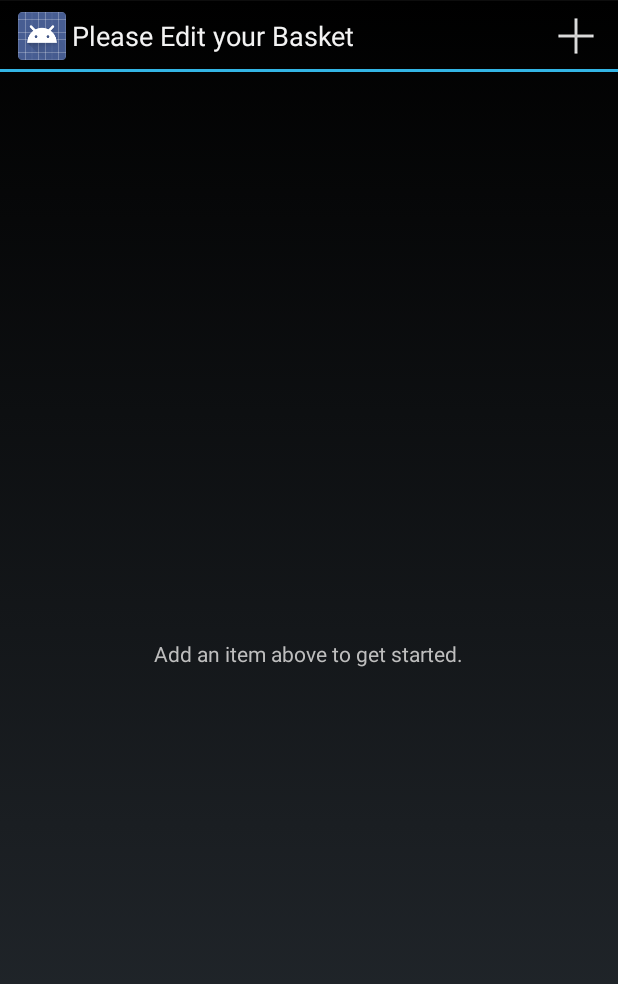
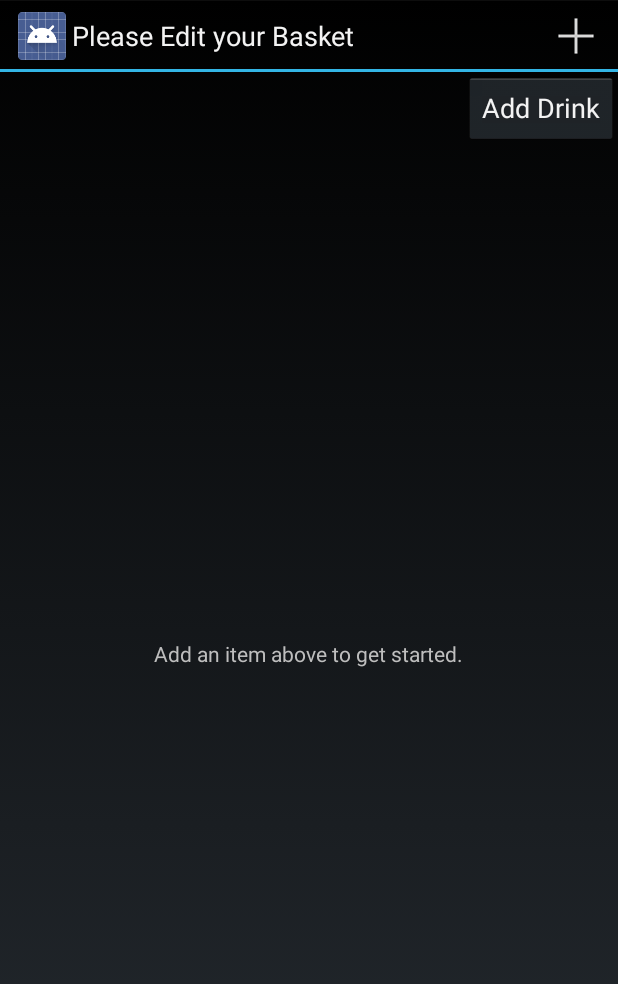
Before and after one commit to hakims/Alchemy, an Android app: the LayoutChangesActivity screen opened directly, with no data from a screen before it, on a phone screen of 412 x 824 dp. Shown: the top 984 px of the screen. Run offline under Robolectric (Android 15) with nearby library versions, the phone set to English and light mode, and no system bars.

Commit message:
Added button that pulls dropdown menu for drink selections

```diff
--- a/app/src/main/java/com/dev/foundingfourfathers/alchemy/LayoutChangesActivity.java
+++ b/app/src/main/java/com/dev/foundingfourfathers/alchemy/LayoutChangesActivity.java
@@ -6,10 +6,15 @@ import android.os.Bundle;
 import android.support.v4.app.NavUtils;
 import android.view.LayoutInflater;
 import android.view.Menu;
+import android.view.MenuInflater;
 import android.view.MenuItem;
 import android.view.View;
 import android.view.ViewGroup;
+import android.widget.Button;
+import android.widget.PopupMenu;
 import android.widget.TextView;
+import android.widget.PopupMenu.OnMenuItemClickListener;
+import android.widget.Toast;
 
 /**
  * This sample demonstrates how to use system-provided, automatic layout transitions. Layout
@@ -25,19 +30,45 @@ public class LayoutChangesActivity extends Activity {
      * is a {@link android.widget.LinearLayout}.
      */
     private ViewGroup mContainerView;
+    private Button b_selectdrinkmenu;
 
     @Override
     protected void onCreate(Bundle savedInstanceState) {
         super.onCreate(savedInstanceState);
         setContentView(R.layout.activity_layout_changes);
 
+
+        b_selectdrinkmenu = (Button) findViewById(R.id.selectdrinkmenu);
+        b_selectdrinkmenu.setOnClickListener(new View.OnClickListener() {
+            @Override
+            public void onClick(View view) {
+                PopupMenu popup = new PopupMenu(getBaseContext(), view);
+                popup.getMenuInflater().inflate(R.menu.drinkselector, popup.getMenu());
+                popup.setOnMenuItemClickListener(new OnMenuItemClickListener() {
+
+                    @Override
+                    public boolean onMenuItemClick(MenuItem item) {
+                        Toast.makeText(getBaseContext(), "You selected the action : " + item.getTitle(), Toast.LENGTH_SHORT).show();
+                        return true;
+                    }
+                });
+                popup.show();
+            }
+        });
+
+
+
         mContainerView = (ViewGroup) findViewById(R.id.container);
     }
+
+
+
 
     @Override
     public boolean onCreateOptionsMenu(Menu menu) {
         super.onCreateOptionsMenu(menu);
         getMenuInflater().inflate(R.menu.activity_layout_changes, menu);
+
         return true;
     }
 
@@ -57,10 +88,12 @@ public class LayoutChangesActivity extends Activity {
                 //THIS IS WHERE YOU MAKE THE ADD BUTTON DO STUFF, IT CALLS ADDITEM()
 
 
-                //Intent myIntent = new Intent(view.getContext(), SpinnerTest.class);
-                //startActivityForResult(myIntent, 0);
 
-                //addItem();
+
+                addItem();
+
+
+
                 return true;
         }
 
@@ -68,6 +101,7 @@ public class LayoutChangesActivity extends Activity {
     }
 
     private void addItem() {
+
         // Instantiate a new "row" view.
         final ViewGroup newView = (ViewGroup) LayoutInflater.from(this).inflate(
                 R.layout.list_item_example, mContainerView, false);
@@ -97,6 +131,8 @@ public class LayoutChangesActivity extends Activity {
         mContainerView.addView(newView, 0);
     }
 
+
+
     /**
      * A static list of country names.
      */
--- a/app/src/main/res/layout/activity_layout_changes.xml
+++ b/app/src/main/res/layout/activity_layout_changes.xml
@@ -48,4 +48,11 @@
         android:text="@string/message_empty_layout_changes"
         android:textColor="?android:textColorSecondary" />
 
+    <Button
+        android:layout_width="wrap_content"
+        android:layout_height="wrap_content"
+        android:text="Add Drink"
+        android:id="@+id/selectdrinkmenu"
+        android:layout_gravity="right|top" />
+
 </FrameLayout>
--- /dev/null
+++ b/app/src/main/res/menu/drinkselector.xml
@@ -0,0 +1,5 @@
+<menu xmlns:android="http://schemas.android.com/apk/res/android" >
+    <item android:id="@+id/Alcohol" android:title="@string/title_Alcohol"></item>
+    <item android:id="@+id/Mixers" android:title="@string/title_Mixers"></item>
+    <item android:id="@+id/Extras" android:title="@string/title_Extras"></item>
+</menu>
--- a/app/src/main/res/values/strings.xml
+++ b/app/src/main/res/values/strings.xml
@@ -41,6 +41,8 @@
     <string name="action_finish">Finish</string>
     <string name="action_info">Photo info</string>
     <string name="action_photo">View photo</string>
+    <string name="item1">item1</string>
+    <string name="item2">item2</string>
 
     <!-- Messages -->
     <string name="message_empty_layout_changes">Add an item above to get started.</string>
```
